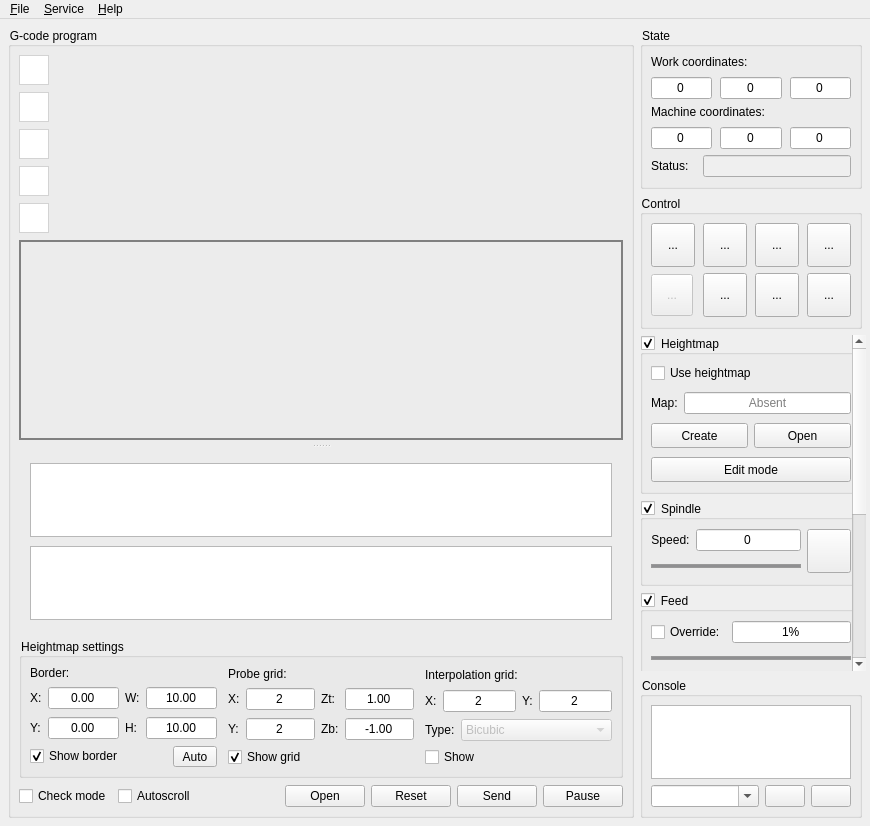
Above: frmmain.ui from Denvi/Candle before the change. Below: the same form after it.
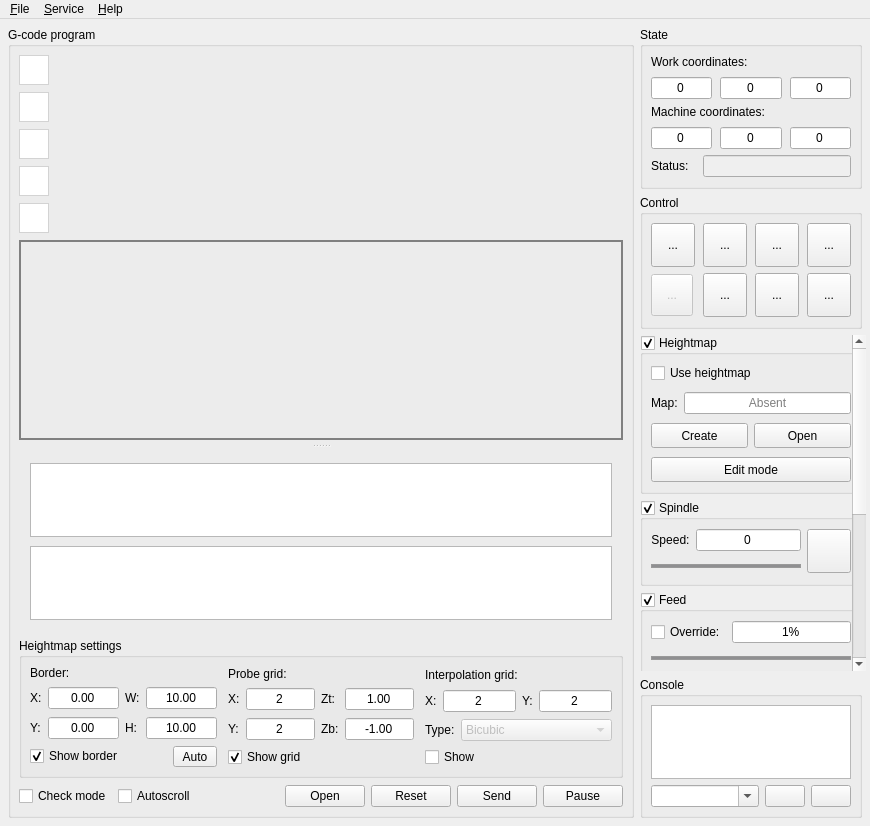
That is the form after the change. Icons and pictures are not drawn. Custom widgets are drawn as their Qt base class.

What changed in the file:
```diff
--- a/frmmain.ui
+++ b/frmmain.ui
@@ -18,9 +18,9 @@
     <normaloff>:/images/icon3png.png</normaloff>:/images/icon3png.png</iconset>
   </property>
   <property name="styleSheet">
-   <string notr="true">QWidget {
+   <string notr="true">/*QWidget {
 	font-size: 9pt;
-}
+}*/
 
 QSpinBox, QDoubleSpinBox {
 	padding-top: 1px;
@@ -1568,12 +1568,12 @@
           <rect>
            <x>0</x>
            <y>0</y>
-           <width>240</width>
-           <height>655</height>
+           <width>228</width>
+           <height>609</height>
           </rect>
          </property>
          <property name="sizePolicy">
-          <sizepolicy hsizetype="Preferred" vsizetype="Maximum">
+          <sizepolicy hsizetype="Minimum" vsizetype="Maximum">
            <horstretch>0</horstretch>
            <verstretch>0</verstretch>
           </sizepolicy>
```
Left out of the diff: 14 changed lines with no effect on the pictures.
